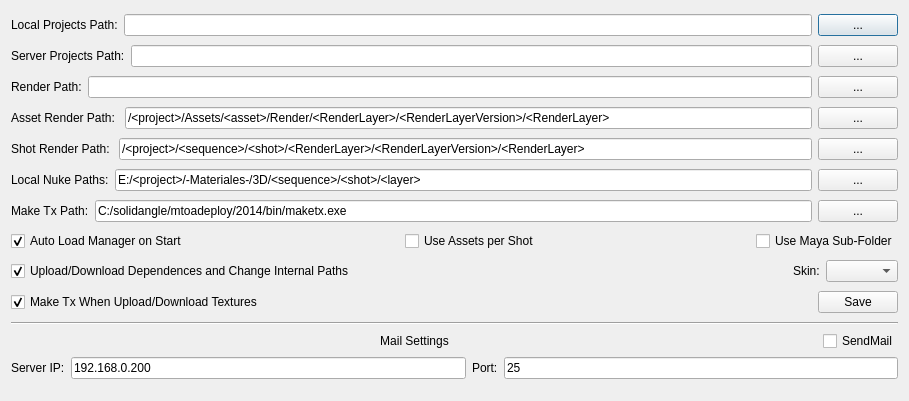
Before: the Qt Designer form pipe/settings/settings.ui in skarone/PipeL, drawn with Qt 5.
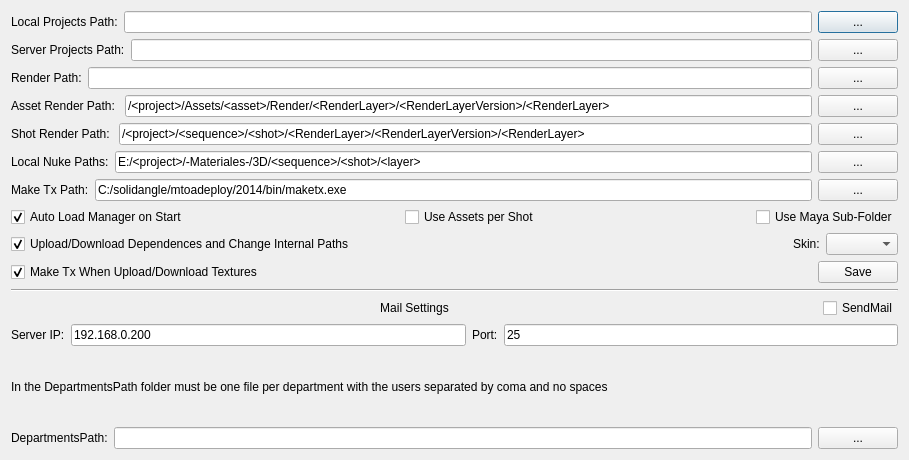
After: the same form once the commit is applied.

```diff
--- a/pipe/settings/settings.ui
+++ b/pipe/settings/settings.ui
@@ -7,7 +7,7 @@
     <x>0</x>
     <y>0</y>
     <width>909</width>
-    <height>401</height>
+    <height>460</height>
    </rect>
   </property>
   <property name="windowTitle">
@@ -401,6 +401,34 @@
      </item>
     </layout>
    </item>
+   <item>
+    <widget class="QLabel" name="label_13">
+     <property name="text">
+      <string>In the DepartmentsPath folder must be one file per department with the users separated by coma and no spaces</string>
+     </property>
+    </widget>
+   </item>
+   <item>
+    <layout class="QHBoxLayout" name="horizontalLayout_13">
+     <item>
+      <widget class="QLabel" name="label_12">
+       <property name="text">
+        <string>DepartmentsPath:</string>
+       </property>
+      </widget>
+     </item>
+     <item>
+      <widget class="QLineEdit" name="departmentsPath_le"/>
+     </item>
+     <item>
+      <widget class="QPushButton" name="departmentsPath_btn">
+       <property name="text">
+        <string>...</string>
+       </property>
+      </widget>
+     </item>
+    </layout>
+   </item>
   </layout>
  </widget>
  <resources/>
```
